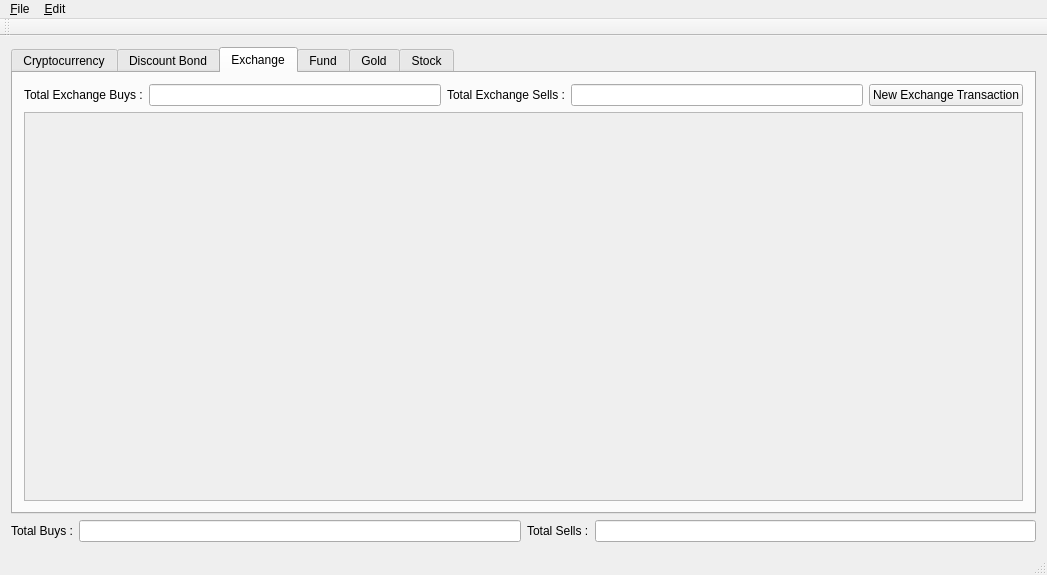
Above: investpor/gui/mainwindow.ui from ukll/investpor before the change. Below: the same form after it.
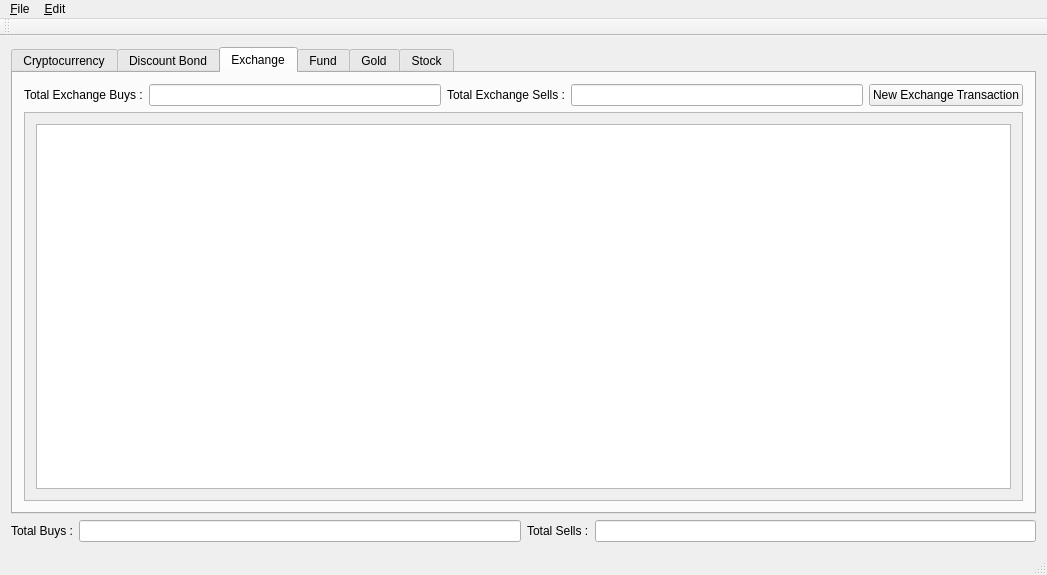
That is the form after the change. The open tabs and pages were chosen to show the change.

Commit message: Adds investpor::gui::ExchangeTableModel class.

What changed in the file:
```diff
--- a/investpor/gui/mainwindow.ui
+++ b/investpor/gui/mainwindow.ui
@@ -273,6 +273,24 @@
              <height>364</height>
             </rect>
            </property>
+           <layout class="QVBoxLayout" name="verticalLayout_10">
+            <item>
+             <widget class="QTableView" name="tbvExchangeView">
+              <property name="selectionBehavior">
+               <enum>QAbstractItemView::SelectRows</enum>
+              </property>
+              <attribute name="horizontalHeaderDefaultSectionSize">
+               <number>125</number>
+              </attribute>
+              <attribute name="horizontalHeaderStretchLastSection">
+               <bool>true</bool>
+              </attribute>
+              <attribute name="verticalHeaderVisible">
+               <bool>false</bool>
+              </attribute>
+             </widget>
+            </item>
+           </layout>
           </widget>
          </widget>
         </item>
```
The commit also changes 5 other files.
